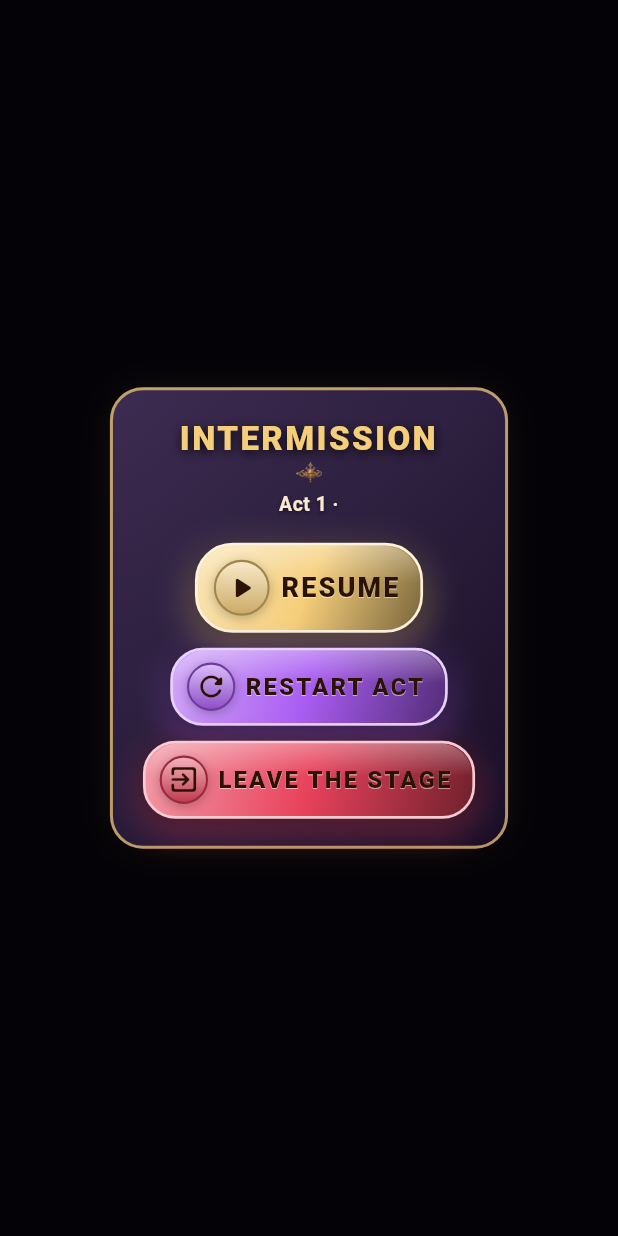
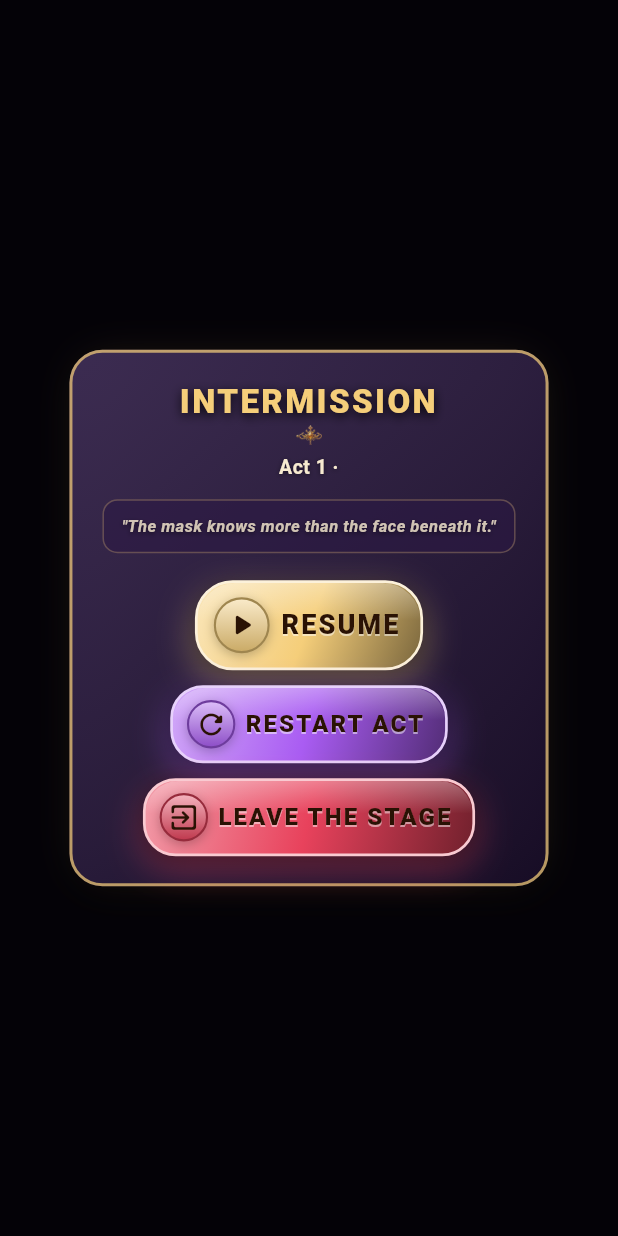
Before and after one commit to marat50coder/-Mirage-Masquerade, a Flutter app: what showPauseDialog() shows on an empty page, opened directly with empty values, on a phone screen of 412 x 824 dp. Run offline on Flutter 3.47's test engine with Material 3 defaults, Android fonts, the phone set to English and light mode, and no system bars; our stand-ins replace audioplayers, image_picker, shared_preferences, webview_flutter; accounts and stored records are empty.

Commit message:
pause dialog: random theatrical quote
Co-authored-by: Cursor <cursoragent@cursor.com>

```diff
--- a/lib/widgets/result_dialogs.dart
+++ b/lib/widgets/result_dialogs.dart
@@ -12,7 +12,21 @@ enum PauseAction { resume, restart, quit }
 
 enum ResultAction { retry, next, menu }
 
+const _intermissionQuotes = <String>[
+  '"The mask knows more than the face beneath it."',
+  '"Between one reality and the next, the audience holds its breath."',
+  '"Every illusion is a truth seen from the wrong angle."',
+  '"The stage does not forgive a drifting mind."',
+  '"Three mirrors — none of them honest."',
+  '"In the masquerade, hesitation is the only costume that never fits."',
+  '"The greatest trick is letting them believe they understand."',
+  '"A perfect sync lasts less than a heartbeat — and echoes forever."',
+  '"The curtain falls only when you allow it to."',
+  '"Wear the right mask and even chaos looks choreographed."',
+];
+
 Future<PauseAction?> showPauseDialog(BuildContext context, LevelConfig cfg) {
+  final quote = _intermissionQuotes[Random().nextInt(_intermissionQuotes.length)];
   return showGeneralDialog<PauseAction>(
     context: context,
     barrierDismissible: false,
@@ -34,6 +48,21 @@ Future<PauseAction?> showPauseDialog(BuildContext context, LevelConfig cfg) {
                 'Act ${cfg.number} · ${cfg.title}',
                 textAlign: TextAlign.center,
                 style: MM.body(13),
+              ),
+              const SizedBox(height: 14),
+              Container(
+                padding: const EdgeInsets.symmetric(horizontal: 12, vertical: 10),
+                decoration: BoxDecoration(
+                  color: MM.velvet.withValues(alpha: 0.55),
+                  borderRadius: BorderRadius.circular(10),
+                  border: Border.all(color: MM.gold.withValues(alpha: 0.28)),
+                ),
+                child: Text(
+                  quote,
+                  textAlign: TextAlign.center,
+                  style: MM.body(11, color: MM.parchment.withValues(alpha: 0.82))
+                      .copyWith(fontStyle: FontStyle.italic),
+                ),
               ),
               const SizedBox(height: 18),
               GoldButton(
```
